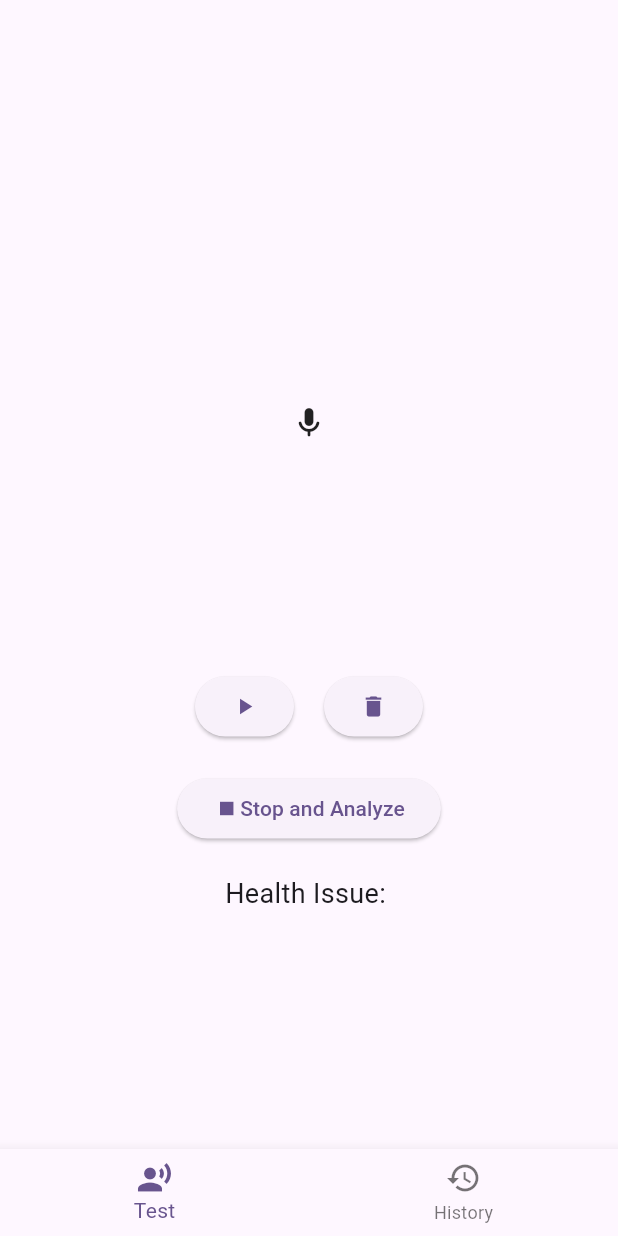
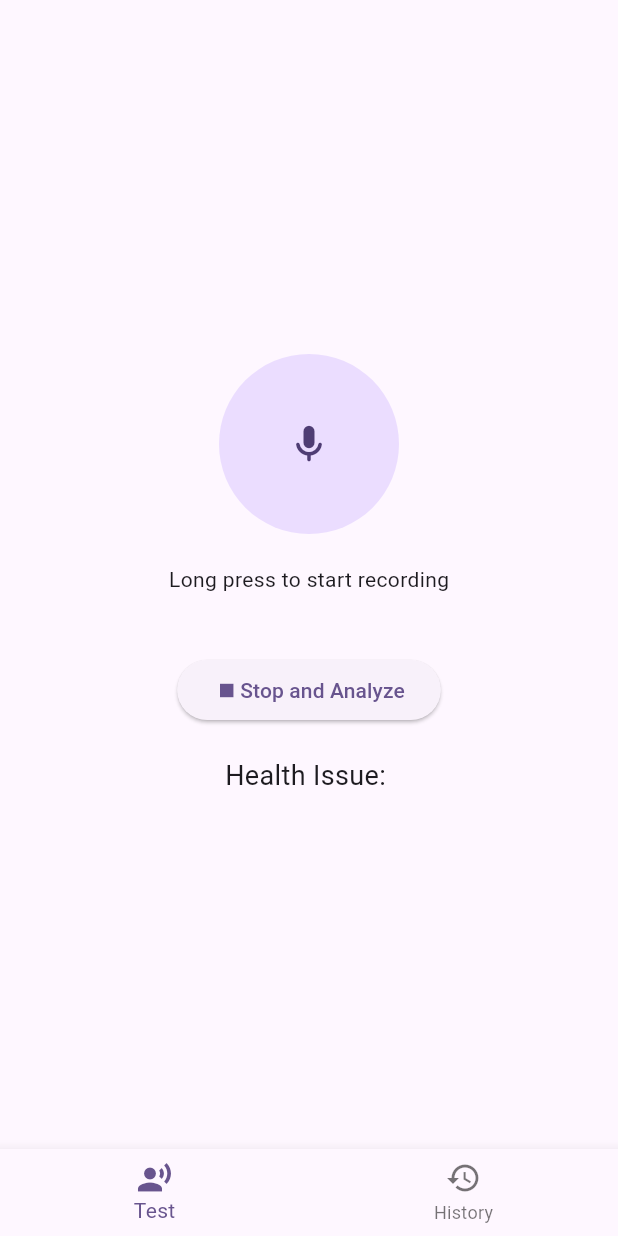
Before and after one commit to rabieHs/ichkili, a Flutter app: the HomeScreen screen opened directly, after a tap on the "mic" icon, on a phone screen of 412 x 824 dp. Run offline on Flutter 3.47's test engine with Material 3 defaults, Android fonts, the phone set to English and light mode, and no system bars; our stand-ins replace audioplayers, cloud_firestore, firebase_auth, firebase_core; missing offline and left inert: record, ripple_wave; accounts and stored records are empty.

Commit message:
fix record

```diff
--- a/lib/record.dart
+++ b/lib/record.dart
@@ -4,7 +4,7 @@ import 'dart:io';
 import 'package:audioplayers/audioplayers.dart';
 import 'package:cloud_firestore/cloud_firestore.dart';
 import 'package:flutter/material.dart';
-import 'package:flutter/widgets.dart';
+import 'package:http_parser/http_parser.dart';
 import 'package:path_provider/path_provider.dart';
 import 'package:record/record.dart';
 import 'package:http/http.dart' as http;
@@ -21,8 +21,14 @@ class _RecordScreenState extends State<RecordScreen> {
   String _healthIssue = '';
   bool _isRecording = false;
   String _filePath = '';
-  AudioPlayer _audioPlayer = AudioPlayer();
-  AudioRecorder record = AudioRecorder();
+  final AudioPlayer _audioPlayer = AudioPlayer();
+  final AudioRecorder _record = AudioRecorder();
+
+  @override
+  void dispose() {
+    _record.dispose();
+    super.dispose();
+  }
 
   @override
   void initState() {
@@ -36,32 +42,60 @@ class _RecordScreenState extends State<RecordScreen> {
     });
   }
 
-  void _startRecording() async {
+  Future<void> _startRecording() async {
+    try {
+      if (await _record.hasPermission()) {
+        Directory tempDir = await getTemporaryDirectory();
+        _filePath = '${tempDir.path}/recording.wav';
+
+        await _record.start(
+            path: _filePath,
+            RecordConfig(
+              encoder: AudioEncoder.wav,
+            ));
+
         setState(() {
           _isRecording = true;
         });
-
-    Directory tempDir = await getTemporaryDirectory();
-    _filePath = '${tempDir.path}/recording.wav';
-    setState(() {});
-
-    await record.start(RecordConfig(), path: _filePath);
+      } else {
+        print('Recording permission not granted.');
+      }
+    } catch (e) {
+      print('Failed to start recording: $e');
+    }
   }
 
-  void _stopRecording() async {
+  Future<void> _stopRecording() async {
+    try {
+      await _record.stop();
+
       setState(() {
         _isRecording = false;
       });
-
-    await record.stop();
+    } catch (e) {
+      print('Failed to stop recording: $e');
+    }
   }
 
-  void _playRecording() async {
-    await _audioPlayer.play(DeviceFileSource(_filePath));
+  Future<void> _playRecording() async {
+    if (_filePath.isEmpty || !File(_filePath).existsSync()) {
+      print('File not found: $_filePath');
+      return;
     }
 
-  void _pauseRecording() async {
+    try {
+      await _audioPlayer.play(DeviceFileSource(_filePath));
+    } catch (e) {
+      print('Failed to play recording: $e');
+    }
+  }
+
+  Future<void> _pauseRecording() async {
+    try {
       await _audioPlayer.pause();
+    } catch (e) {
+      print('Failed to pause recording: $e');
+    }
   }
 
   void _removeRecording() {
@@ -71,31 +105,54 @@ class _RecordScreenState extends State<RecordScreen> {
   }
 
   Future<void> _analyzeVoice() async {
+    if (_filePath.isEmpty || !File(_filePath).existsSync()) {
+      setState(() {
+        _healthIssue = 'No recording found';
+      });
+      return;
+    }
+
     setState(() {
       _healthIssue = 'Analyzing...';
     });
 
-    var url = Uri.parse('http://your_flask_backend_url/analyze_voice');
-    var request = http.MultipartRequest('POST', url)
-      ..files.add(await http.MultipartFile.fromPath('voice', _filePath));
+    try {
+      // Stop recording before sending the request
+      await _stopRecording();
+
+      var url = Uri.parse('http://192.168.1.27:4000/predict');
+      var request = http.MultipartRequest('POST', url);
+      request.files.add(
+        await http.MultipartFile.fromPath(
+          'audio',
+          _filePath,
+        ),
+      );
 
       var response = await request.send();
-
       if (response.statusCode == 200) {
         var responseBody = await response.stream.bytesToString();
         var data = jsonDecode(responseBody);
         setState(() {
-        _healthIssue = data['health_issue'];
+          _healthIssue = data['predicted_issue'];
         });
 
-      // Save the health issue to Firestore
         await FirebaseFirestore.instance.collection('issues').add({
           'issue_name': _healthIssue,
           'timestamp': DateTime.now(),
         });
       } else {
+        var responseBody = await response.stream.bytesToString();
+        print(
+            'Failed to analyze voice: ${response.statusCode} - $responseBody');
         setState(() {
           _healthIssue = 'Failed to analyze voice';
+        });
+      }
+    } catch (e) {
+      print('Failed to analyze voice: $e');
+      setState(() {
+        _healthIssue = 'Failed to analyze voice: $e';
       });
     }
   }
@@ -107,37 +164,24 @@ class _RecordScreenState extends State<RecordScreen> {
         mainAxisAlignment: MainAxisAlignment.center,
         children: [
           GestureDetector(
-            onPanDown: (detail) {
+            onTap: () {
               _startRecording();
             },
-            onLongPressUp: () {
-              _stopRecording();
-            },
-            onTap: () {
-              if (_filePath.isNotEmpty) {
-                _playRecording();
-              }
-            },
-            child: _isRecording == true
+            child: _isRecording
                 ? SizedBox(
                     height: 250,
                     width: 250,
                     child: RippleWave(
-                      child: Icon(
-                        Icons.mic_rounded,
-                      ),
+                      child: Icon(Icons.mic_rounded),
                     ),
                   )
                 : CircleAvatar(
                     radius: 60,
-                    child: Icon(
-                      Icons.mic_rounded,
-                      size: 30,
-                    ),
+                    child: Icon(Icons.mic_rounded, size: 30),
                   ),
           ),
           SizedBox(height: 20),
-          !_isRecording ? Text("Long press to start record ") : SizedBox(),
+          !_isRecording ? Text("Long press to start recording") : SizedBox(),
           SizedBox(height: 20),
           _filePath.isNotEmpty
               ? Row(
@@ -151,9 +195,7 @@ class _RecordScreenState extends State<RecordScreen> {
                           ? Icon(Icons.pause)
                           : Icon(Icons.play_arrow),
                     ),
-                    SizedBox(
-                      width: 20,
-                    ),
+                    SizedBox(width: 20),
                     ElevatedButton(
                       onPressed: _removeRecording,
                       child: Icon(Icons.delete),
--- a/pubspec.yaml
+++ b/pubspec.yaml
@@ -42,6 +42,7 @@ dependencies:
   cloud_firestore: ^4.17.3
   firebase_auth: ^4.19.5
   ripple_wave: ^0.0.2
+  http_parser: ^4.0.2
 
 dev_dependencies:
   flutter_test:
```
Also changed, not shown: pubspec.lock. Lines whose indentation alone changed are shown as unchanged.
